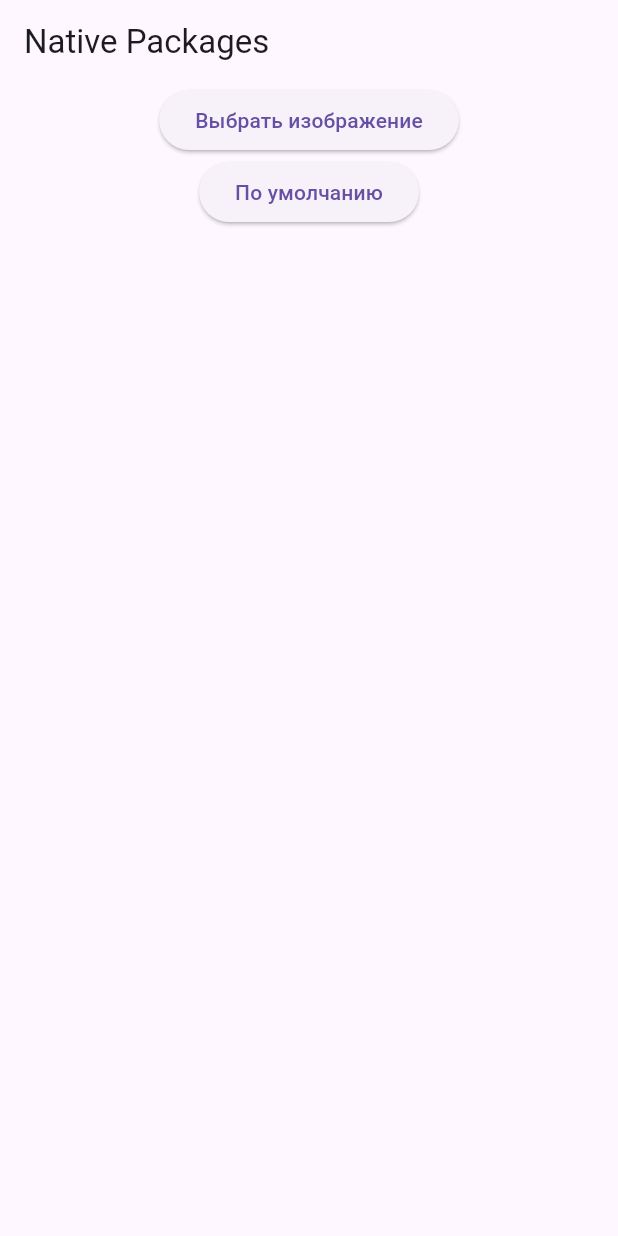
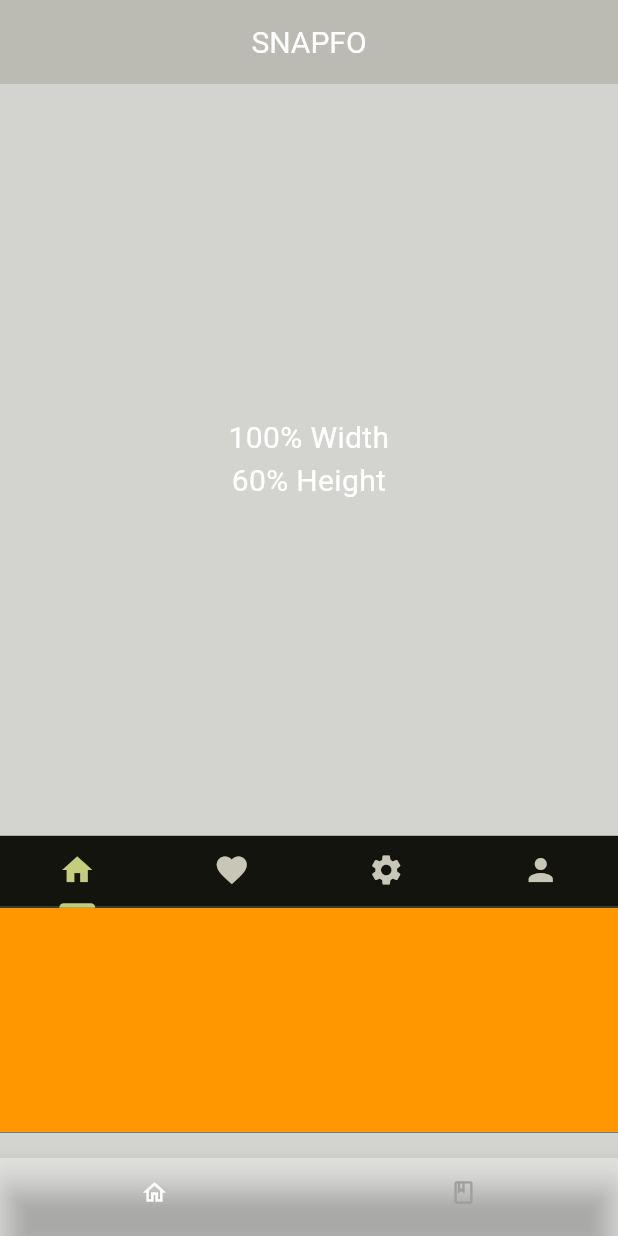
Before and after one commit to wintriplains453/snapfo_app, a Flutter app: the screen it shows after launch, on a phone screen of 412 x 824 dp. Run offline on Flutter 3.47's test engine with Material 3 defaults, Android fonts, the light colour scheme and no system bars; our stand-ins replace go_router, image_picker.

Commit message:
feat(lib theme): create theme and bbar

```diff
--- /dev/null
+++ b/lib/components/Tabs.dart
@@ -0,0 +1,37 @@
+import 'package:flutter/material.dart';
+
+class TabsContainer extends StatelessWidget {
+  const TabsContainer({super.key});
+
+  @override
+  Widget build(BuildContext context) {
+    return Container(
+      height: MediaQuery.of(context).size.height * 0.24, // 40% высоты экрана
+      child: DefaultTabController(
+        length: 4,
+        child: Column(
+          children: [
+            TabBar(
+              tabs: [
+                Tab(icon: Icon(Icons.home)),
+                Tab(icon: Icon(Icons.favorite)),
+                Tab(icon: Icon(Icons.settings)),
+                Tab(icon: Icon(Icons.person)),
+              ],
+            ),
+            Expanded(
+              child: TabBarView(
+                children: [
+                  Container(color: Colors.orange),
+                  Container(color: Colors.blue),
+                  Container(color: Colors.green),
+                  Container(color: Colors.red),
+                ],
+              ),
+            ),
+          ],
+        ),
+      ),
+    );
+  }
+}
--- /dev/null
+++ b/lib/layout/layout_scaffold.dart
@@ -0,0 +1,37 @@
+import 'package:flutter/material.dart';
+import 'package:go_router/go_router.dart';
+import '../router/destination.dart';
+
+class LayoutScaffold extends StatelessWidget {
+  const LayoutScaffold({
+    required this.navigationShell,
+    Key? key,
+  }) : super(key: key ?? const ValueKey<String>('LayoutScaffold'));
+
+  final StatefulNavigationShell navigationShell;
+
+  @override
+  Widget build(BuildContext context) => Scaffold(
+    body: navigationShell,
+    bottomNavigationBar: SizedBox(
+      height: 52.0, // Установите желаемую высоту
+      child: BottomNavigationBar(
+        showSelectedLabels: false,
+        showUnselectedLabels: false,
+        iconSize: 18,
+        currentIndex: navigationShell.currentIndex,
+        onTap: navigationShell.goBranch,
+        backgroundColor: Theme.of(context).primaryColor,
+        selectedItemColor: Colors.white,
+        unselectedItemColor: Colors.grey,
+        items: destinations
+            .map((destination) => BottomNavigationBarItem(
+          icon: Icon(destination.icon),
+          label: destination.label,
+          activeIcon: Icon(destination.icon, color: Colors.white),
+        ))
+            .toList(),
+      ),
+    ),
+  );
+}
--- a/lib/main.dart
+++ b/lib/main.dart
@@ -2,8 +2,11 @@
 
 import 'package:flutter/foundation.dart';
 import 'package:flutter/material.dart';
-import 'package:opencv_dart/opencv.dart' as cv;
+// import 'package:opencv_dart/opencv.dart' as cv;
 import 'package:image_picker/image_picker.dart';
+import 'package:snapfo_app/router/router.dart';
+import 'package:snapfo_app/screens/home_page.dart';
+import 'package:snapfo_app/theme/theme.dart';
 
 void main() {
   runApp(const MyApp());
@@ -29,87 +32,91 @@ class _MyAppState extends State<MyApp> {
     super.dispose();
   }
 
-  Future<(cv.Mat, cv.Mat)> heavyTaskAsync(cv.Mat im, {int count = 1000}) async {
-    late cv.Mat gray, blur;
-    for (var i = 0; i < count; i++) {
-      gray = await cv.cvtColorAsync(im, cv.COLOR_BGR2GRAY);
-      blur = await cv.gaussianBlurAsync(im, (15, 15), 5, sigmaY: 5);
-      if (i != count - 1) {
-        gray.dispose(); // manually dispose
-        blur.dispose(); // manually dispose
-      }
-    }
-    return (gray, blur);
-  }
+  // Future<(cv.Mat, cv.Mat)> heavyTaskAsync(cv.Mat im, {int count = 1000}) async {
+  //   late cv.Mat gray, blur;
+  //   for (var i = 0; i < count; i++) {
+  //     gray = await cv.cvtColorAsync(im, cv.COLOR_BGR2GRAY);
+  //     blur = await cv.gaussianBlurAsync(im, (15, 15), 5, sigmaY: 5);
+  //     if (i != count - 1) {
+  //       gray.dispose(); // manually dispose
+  //       blur.dispose(); // manually dispose
+  //     }
+  //   }
+  //   return (gray, blur);
+  // }
 
   @override
   Widget build(BuildContext context) {
-    return MaterialApp(
-      home: Scaffold(
-        appBar: AppBar(
-          title: const Text('Native Packages'),
-        ),
-        body: Container(
-          alignment: Alignment.center,
-          child: Column(
-            children: [
-              ElevatedButton(
-                onPressed: () async {
-                  final picker = ImagePicker();
-                  final img = await picker.pickImage(source: ImageSource.gallery);
-                  if (img != null) {
-                    final path = img.path;
-                    final mat = cv.imread(path);
-                    print("cv.imread: width: ${mat.cols}, height: ${mat.rows}, path: $path");
-                    debugPrint("mat.data.length: ${mat.data.length}");
-                    // heavy computation
-                    final (gray, blur) = await heavyTaskAsync(mat, count: 1);
-                    setState(() {
-                      images = [
-                        cv.imencode(".png", mat).$2,
-                        cv.imencode(".png", gray).$2,
-                        cv.imencode(".png", blur).$2,
-                      ];
-                    });
-                  }
-                },
-                child: const Text("Выбрать изображение"),
-              ),
-              ElevatedButton(
-                onPressed: () async {
-                  final data = await DefaultAssetBundle.of(context).load("assets/images/smith_aligned.jpg");
-                  final bytes = data.buffer.asUint8List();
-                  // Тяжелые вычисления о этого способа
-                  // final (gray, blur) = await heavyTask(bytes);
-                  // setState(() {
-                  //   images = [bytes, gray, blur];
-                  // });
-                  final (gray, blur) = await heavyTaskAsync(cv.imdecode(bytes, cv.IMREAD_COLOR));
-                  setState(() {
-                    images = [bytes, cv.imencode(".png", gray).$2, cv.imencode(".png", blur).$2];
-                  });
-                },
-                child: const Text("По умолчанию"),
-              ),
-              Expanded(
-                flex: 2,
-                child: Row(
-                  children: [
-                    Expanded(
-                      child: ListView.builder(
-                        itemCount: images.length,
-                        itemBuilder: (ctx, idx) => Card(
-                          child: Image.memory(images[idx]),
-                        ),
-                      ),
-                    ),
-                  ],
-                ),
-              ),
-            ],
-          ),
-        ),
-      ),
+    return MaterialApp.router(
+      routerConfig: router,
+      theme: darkTheme,
+      // home: HomePage(),
+
+      // Scaffold(
+      //   appBar: AppBar(
+      //     title: const Text('Native Packages'),
+      //   ),
+      //   body: Container(
+      //     alignment: Alignment.center,
+      //     child: Column(
+      //       children: [
+      //         ElevatedButton(
+      //           onPressed: () async {
+      //             final picker = ImagePicker();
+      //             final img = await picker.pickImage(source: ImageSource.gallery);
+      //             if (img != null) {
+      //               final path = img.path;
+      //               final mat = cv.imread(path);
+      //               print("cv.imread: width: ${mat.cols}, height: ${mat.rows}, path: $path");
+      //               debugPrint("mat.data.length: ${mat.data.length}");
+      //               // heavy computation
+      //               final (gray, blur) = await heavyTaskAsync(mat, count: 1);
+      //               setState(() {
+      //                 images = [
+      //                   cv.imencode(".png", mat).$2,
+      //                   cv.imencode(".png", gray).$2,
+      //                   cv.imencode(".png", blur).$2,
+      //                 ];
+      //               });
+      //             }
+      //           },
+      //           child: const Text("Выбрать изображение"),
+      //         ),
+      //         ElevatedButton(
+      //           onPressed: () async {
+      //             final data = await DefaultAssetBundle.of(context).load("assets/images/smith_aligned.jpg");
+      //             final bytes = data.buffer.asUint8List();
+      //             // Тяжелые вычисления о этого способа
+      //             // final (gray, blur) = await heavyTask(bytes);
+      //             // setState(() {
+      //             //   images = [bytes, gray, blur];
+      //             // });
+      //             final (gray, blur) = await heavyTaskAsync(cv.imdecode(bytes, cv.IMREAD_COLOR));
+      //             setState(() {
+      //               images = [bytes, cv.imencode(".png", gray).$2, cv.imencode(".png", blur).$2];
+      //             });
+      //           },
+      //           child: const Text("По умолчанию"),
+      //         ),
+      //         Expanded(
+      //           flex: 2,
+      //           child: Row(
+      //             children: [
+      //               Expanded(
+      //                 child: ListView.builder(
+      //                   itemCount: images.length,
+      //                   itemBuilder: (ctx, idx) => Card(
+      //                     child: Image.memory(images[idx]),
+      //                   ),
+      //                 ),
+      //               ),
+      //             ],
+      //           ),
+      //         ),
+      //       ],
+      //     ),
+      //   ),
+      // ),
     );
   }
 }
--- /dev/null
+++ b/lib/router/destination.dart
@@ -0,0 +1,13 @@
+import 'package:flutter/material.dart';
+
+class Destination {
+  const Destination({required this.label, required this.icon});
+
+  final String label;
+  final IconData icon;
+}
+
+const destinations = [
+  Destination(label: 'Главная', icon: Icons.home_outlined),
+  Destination(label: 'Соглашение', icon: Icons.book_outlined),
+];
--- /dev/null
+++ b/lib/router/router.dart
@@ -0,0 +1,39 @@
+import 'package:flutter/material.dart';
+import 'package:go_router/go_router.dart';
+import 'package:snapfo_app/router/routes.dart';
+import 'package:snapfo_app/screens/home_page.dart';
+import '../layout/layout_scaffold.dart';
+import '../screens/user_agreement.dart';
+
+final _rootNavigatorKey = GlobalKey<NavigatorState>(debugLabel: 'root');
+
+
+final router = GoRouter(
+  navigatorKey: _rootNavigatorKey,
+  initialLocation: Routes.homepage,
+  routes: [
+    StatefulShellRoute.indexedStack(
+      builder: (context, state, navigationShell) => LayoutScaffold(
+        navigationShell: navigationShell,
+      ),
+      branches: [
+        StatefulShellBranch(
+          routes: [
+            GoRoute(
+              path: Routes.homepage,
+              builder: (context, state) => const HomePage(),
+            ),
+          ],
+        ),
+        StatefulShellBranch(
+          routes: [
+            GoRoute(
+              path: Routes.useragreement,
+              builder: (context, state) => const UserAgreement(),
+            ),
+          ],
+        ),
+      ],
+    ),
+  ],
+);
--- /dev/null
+++ b/lib/router/routes.dart
@@ -0,0 +1,5 @@
+class Routes {
+  Routes._();
+  static const String homepage = '/home';
+  static const String useragreement = '/ugreement';
+}
--- /dev/null
+++ b/lib/screens/home_page.dart
@@ -0,0 +1,39 @@
+import 'package:flutter/material.dart';
+import '../components/Tabs.dart';
+
+class HomePage extends StatelessWidget {
+  const HomePage({super.key});
+
+  @override
+  Widget build(BuildContext context) {
+    return Scaffold(
+      appBar: AppBar(
+        title: Center(
+          child: Text('SNAPFO')
+        ),
+      ),
+      body: LayoutBuilder(
+        builder: (context, constraints) {
+          return Column(
+            children: [
+              Container(
+                width: constraints.maxWidth,
+                height: constraints.maxHeight * 0.7,
+                child: Center(
+                  child: Text(
+                    '100% Width\n60% Height',
+                    textAlign: TextAlign.center,
+                    style: TextStyle(color: Colors.white, fontSize: 20),
+                  ),
+                ),
+              ),
+              Material(
+                child: TabsContainer(),
+              ),
+            ],
+          );
+        },
+      ),
+    );
+  }
+}
--- /dev/null
+++ b/lib/theme/constants.dart
@@ -0,0 +1,3 @@
+part of '../theme.dart';
+
+abstract class AppColors {}
--- /dev/null
+++ b/lib/theme/theme.dart
@@ -0,0 +1,35 @@
+import 'package:flutter/material.dart';
+
+const primaryColor = Color(0x008F9C0F);
+
+final darkTheme = ThemeData(
+  useMaterial3: true,
+  primaryColor: primaryColor,
+  textTheme: textTheme,
+  appBarTheme: appBarTheme,
+  scaffoldBackgroundColor: Color.fromARGB(25,25,25,0),
+  colorScheme: ColorScheme.fromSeed(
+    seedColor: primaryColor,
+    brightness: Brightness.dark,
+  )
+);
+
+const textTheme = TextTheme(
+  titleMedium: TextStyle(
+    fontSize: 16,
+    fontWeight: FontWeight.w600,
+  ),
+  headlineLarge: TextStyle(
+    fontSize: 28,
+    fontWeight: FontWeight.w600,
+  )
+);
+
+const appBarTheme = AppBarTheme(
+  backgroundColor: Color.fromARGB(35,35,35,0),
+  titleTextStyle: TextStyle(
+    color: Colors.white,
+    fontWeight: FontWeight.w400,
+    fontSize: 20,
+  ),
+);
--- a/pubspec.yaml
+++ b/pubspec.yaml
@@ -38,7 +38,7 @@ dependencies:
   path_provider: ^2.0.11
   image: ^4.0.17
   opencv_dart: ^1.4.1
-
+  go_router: ^14.8.1
 
 dev_dependencies:
   flutter_test:
```
Also changed, not shown: lib/screens/user_agreement.dart (added, +16 -0 lines), pubspec.lock, 3 other files.
